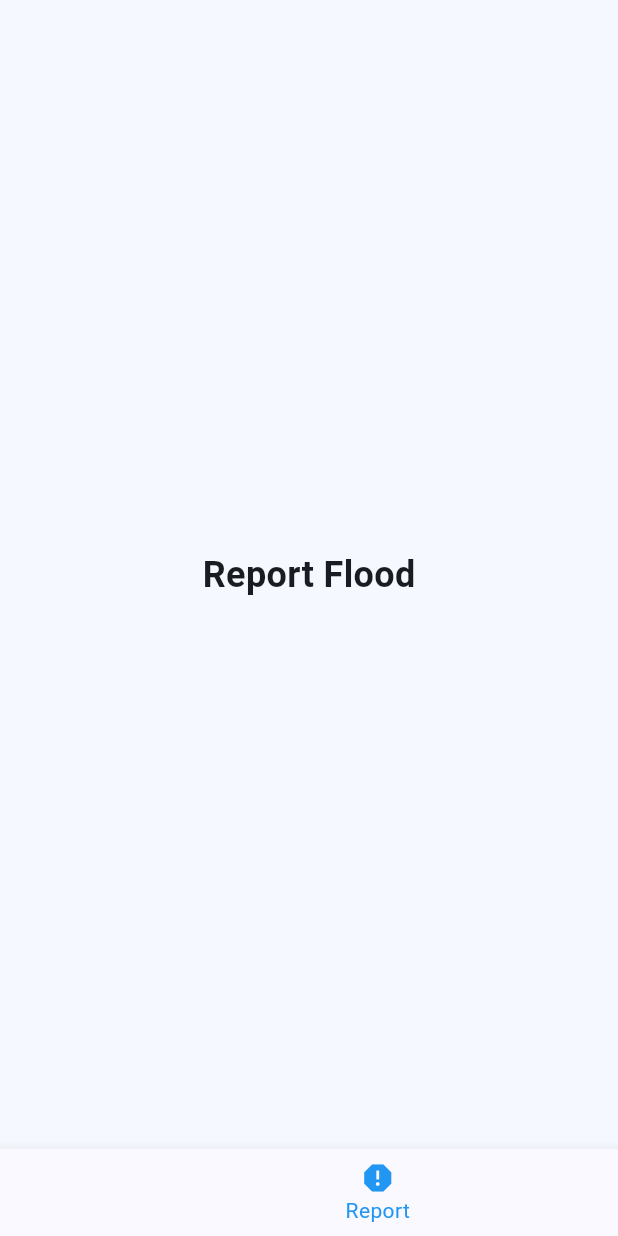
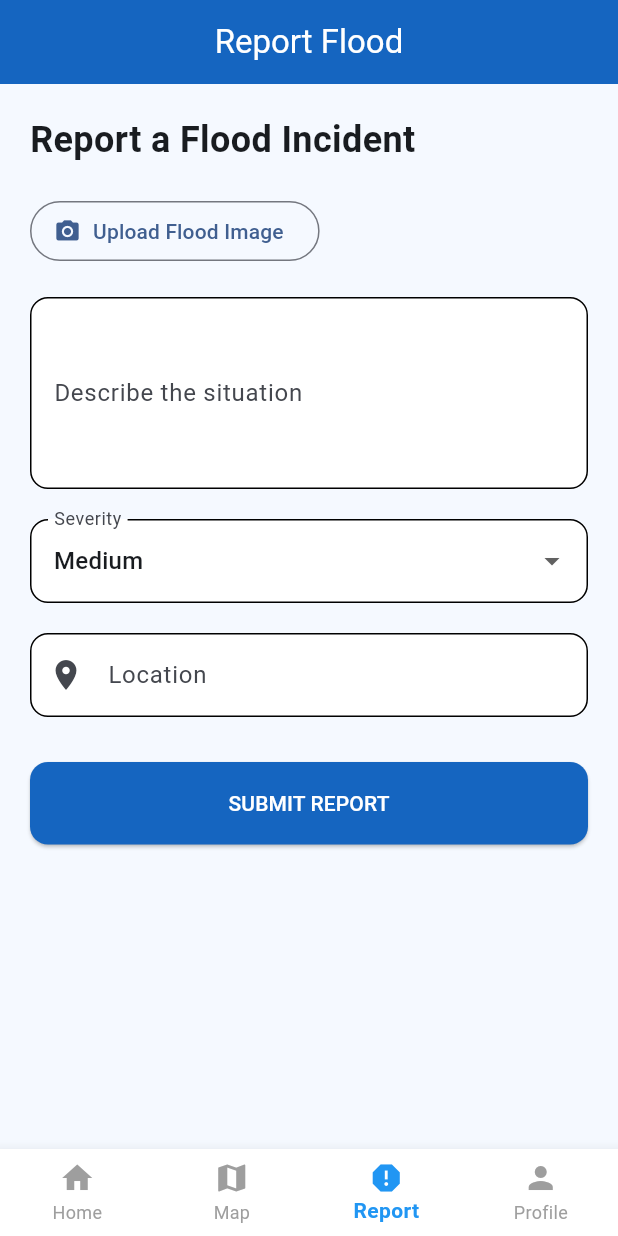
Before and after one commit to sommy-inthecloud/flood-risk-monitoring-app, a Flutter app: the DashboardScreen screen opened directly, item 3 of the bottom bar chosen, on a phone screen of 412 x 824 dp. Run offline on Flutter 3.47's test engine with Material 3 defaults, Android fonts, the phone set to English and light mode, and no system bars.

Commit message:
Build flood report screen

```diff
--- a/lib/screens/dashboard/dashboard_screen.dart
+++ b/lib/screens/dashboard/dashboard_screen.dart
@@ -38,22 +38,25 @@
           });
         },
 
+        type: BottomNavigationBarType.fixed,
+
         selectedItemColor: Colors.blue,
+        unselectedItemColor: Colors.grey,
+
+        selectedLabelStyle: const TextStyle(fontWeight: FontWeight.bold),
+
+        backgroundColor: Colors.white,
 
         items: const [
           BottomNavigationBarItem(icon: Icon(Icons.home), label: "Home"),
-
           BottomNavigationBarItem(icon: Icon(Icons.map), label: "Map"),
-
           BottomNavigationBarItem(icon: Icon(Icons.report), label: "Report"),
-
           BottomNavigationBarItem(icon: Icon(Icons.person), label: "Profile"),
         ],
       ),
     );
   }
 }
-
 // ---------------- HOME SCREEN ----------------
 
 class HomeScreen extends StatelessWidget {
--- a/lib/screens/report/report_screen.dart
+++ b/lib/screens/report/report_screen.dart
@@ -1,14 +1,97 @@
 import 'package:flutter/material.dart';
 
-class ReportScreen extends StatelessWidget {
+class ReportScreen extends StatefulWidget {
   const ReportScreen({super.key});
 
   @override
+  State<ReportScreen> createState() => _ReportScreenState();
+}
+
+class _ReportScreenState extends State<ReportScreen> {
+  String severity = "Medium";
+
+  @override
   Widget build(BuildContext context) {
-    return const Center(
-      child: Text(
-        "Report Flood",
-        style: TextStyle(fontSize: 24, fontWeight: FontWeight.bold),
+    return Scaffold(
+      appBar: AppBar(title: const Text("Report Flood")),
+
+      body: SingleChildScrollView(
+        padding: const EdgeInsets.all(20),
+
+        child: Column(
+          crossAxisAlignment: CrossAxisAlignment.start,
+
+          children: [
+            const Text(
+              "Report a Flood Incident",
+              style: TextStyle(fontSize: 24, fontWeight: FontWeight.bold),
+            ),
+
+            const SizedBox(height: 20),
+
+            OutlinedButton.icon(
+              onPressed: () {},
+              icon: const Icon(Icons.photo_camera),
+              label: const Text("Upload Flood Image"),
+            ),
+
+            const SizedBox(height: 20),
+
+            const TextField(
+              maxLines: 4,
+              decoration: InputDecoration(
+                labelText: "Describe the situation",
+                border: OutlineInputBorder(),
+              ),
+            ),
+
+            const SizedBox(height: 20),
+
+            DropdownButtonFormField<String>(
+              value: severity,
+              decoration: const InputDecoration(
+                labelText: "Severity",
+                border: OutlineInputBorder(),
+              ),
+              items: const [
+                DropdownMenuItem(value: "Low", child: Text("Low")),
+                DropdownMenuItem(value: "Medium", child: Text("Medium")),
+                DropdownMenuItem(value: "High", child: Text("High")),
+              ],
+              onChanged: (value) {
+                setState(() {
+                  severity = value!;
+                });
+              },
+            ),
+
+            const SizedBox(height: 20),
+
+            const TextField(
+              decoration: InputDecoration(
+                labelText: "Location",
+                prefixIcon: Icon(Icons.location_on),
+                border: OutlineInputBorder(),
+              ),
+            ),
+
+            const SizedBox(height: 30),
+
+            SizedBox(
+              width: double.infinity,
+              child: ElevatedButton(
+                onPressed: () {
+                  ScaffoldMessenger.of(context).showSnackBar(
+                    const SnackBar(
+                      content: Text("Flood report submitted successfully!"),
+                    ),
+                  );
+                },
+                child: const Text("SUBMIT REPORT"),
+              ),
+            ),
+          ],
+        ),
       ),
     );
   }
```
Also changed, not shown: lib/widgets/custom_button.dart (added), lib/widgets/custom_textfield.dart (added), lib/widgets/risk_card.dart (added), lib/widgets/section_title.dart (added), lib/widgets/weather_card.dart (added).
